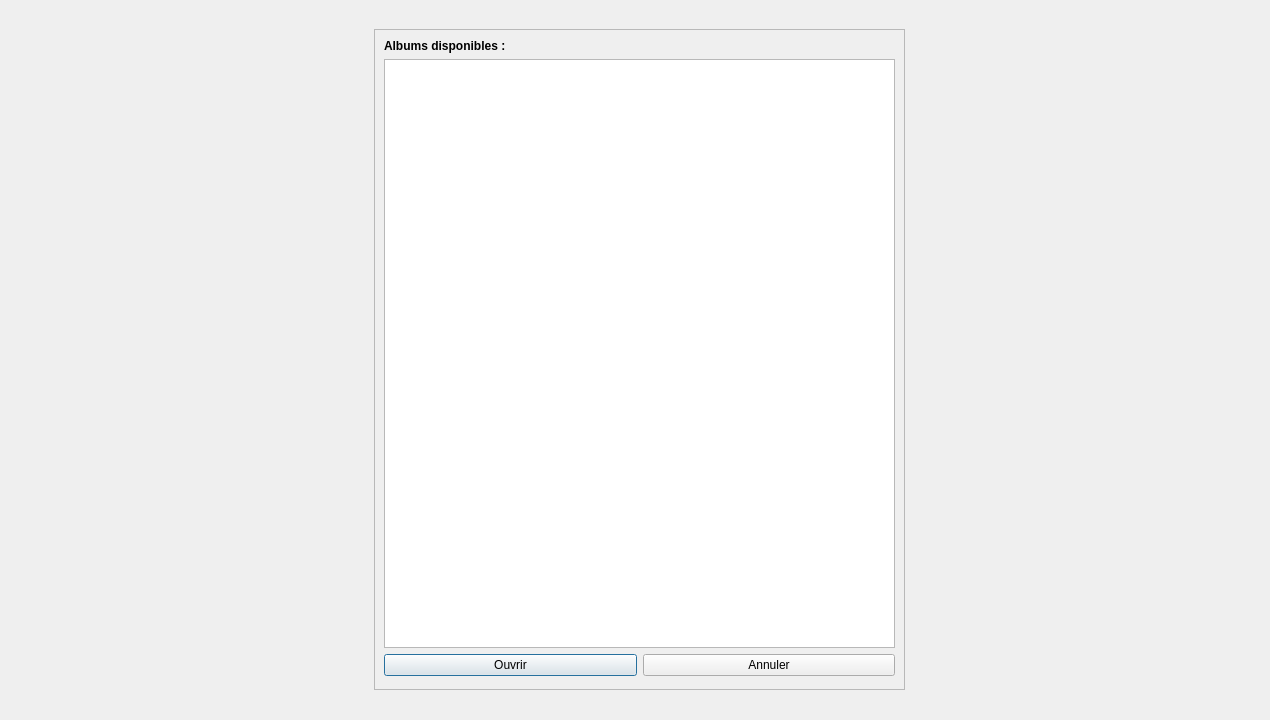
Old version of the form projet/ouvriralbum.ui in the repository BlackFox3000/M1-IHM-Project.
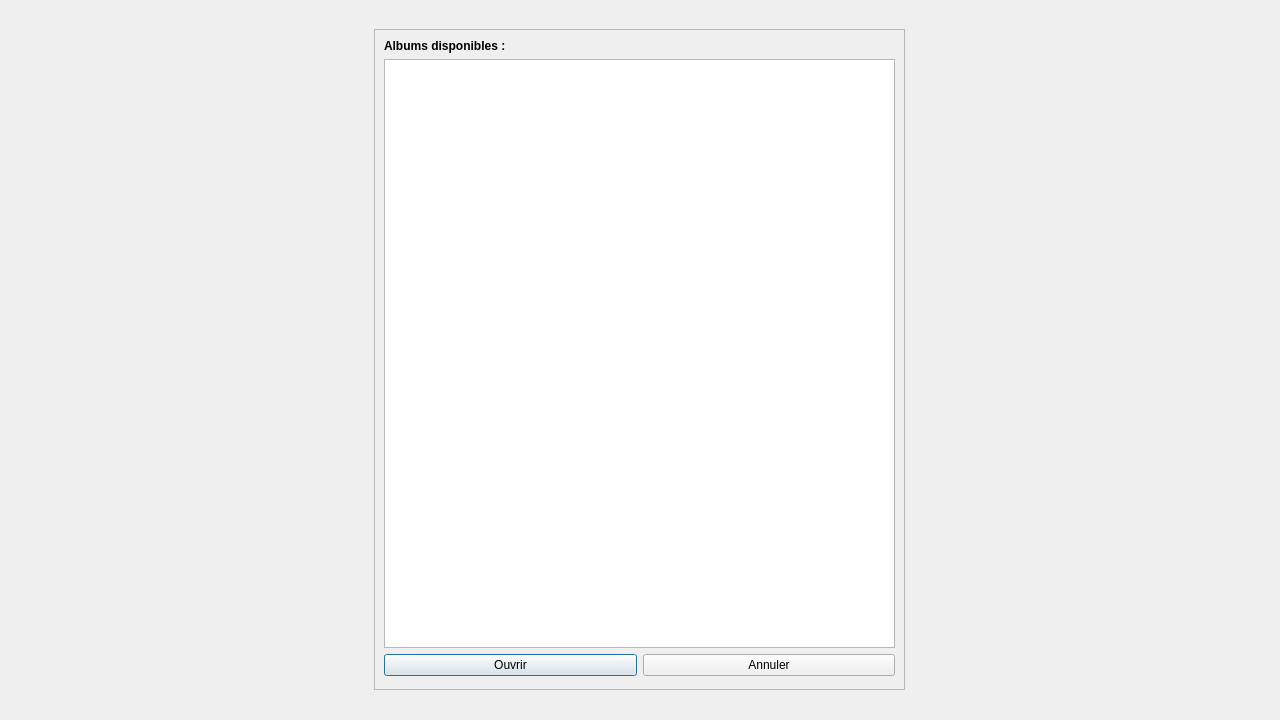
New version of the form.

Commit message: taille min/max des fenetres fixe

```diff
--- a/projet/ouvriralbum.ui
+++ b/projet/ouvriralbum.ui
@@ -6,10 +6,22 @@
    <rect>
     <x>0</x>
     <y>0</y>
-    <width>1270</width>
+    <width>1280</width>
     <height>720</height>
    </rect>
   </property>
+  <property name="minimumSize">
+   <size>
+    <width>1280</width>
+    <height>720</height>
+   </size>
+  </property>
+  <property name="maximumSize">
+   <size>
+    <width>1280</width>
+    <height>720</height>
+   </size>
+  </property>
   <property name="windowTitle">
    <string>Ouvrir un album</string>
   </property>
```
The commit also changes 6 other files.
